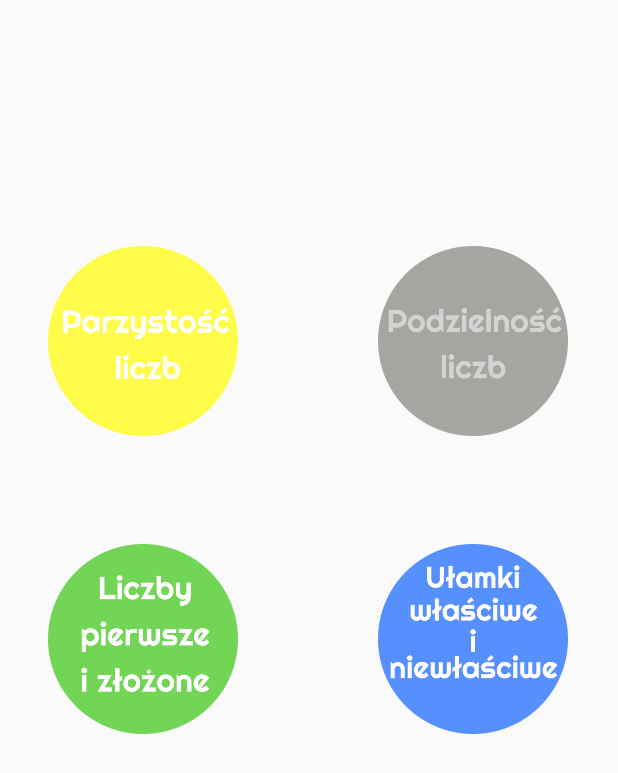
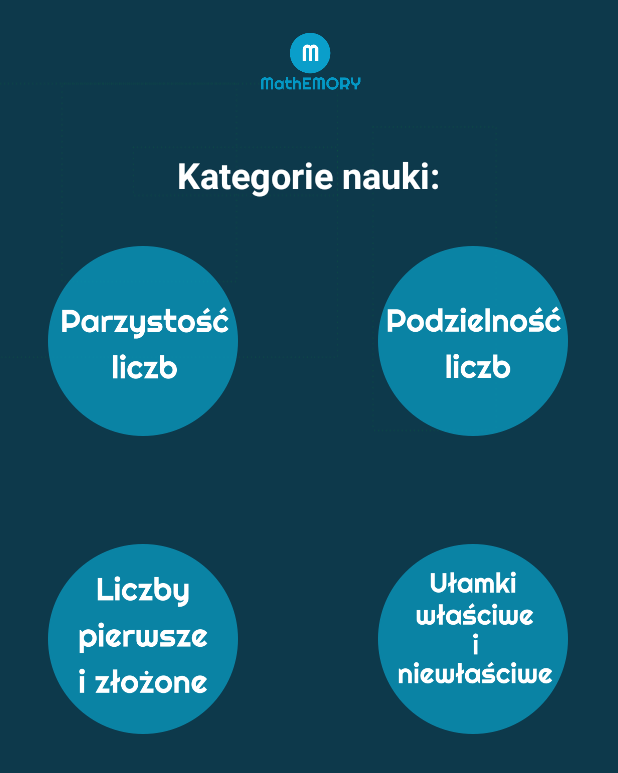
Before and after one commit to monikamyszke/Mathemory, an Android app: the layout activity_main.xml on its own in the app's theme, with its tools: preview values and no code run, on a phone screen of 412 x 824 dp. Shown: the top 773 px of the screen. Run offline under Robolectric (Android 15) with nearby library versions, the phone set to English and light mode, and no system bars.

Commit message:
Zmiana ikon menu głównego i dodanie czcionki

```diff
--- a/app/build.gradle
+++ b/app/build.gradle
@@ -27,4 +27,5 @@ dependencies {
     compile 'com.android.support:appcompat-v7:24.2.1'
     compile 'com.android.support.constraint:constraint-layout:1.0.2'
     testCompile 'junit:junit:4.12'
+    compile 'uk.co.chrisjenx:calligraphy:2.3.0'
 }
--- a/app/src/main/java/com/example/monikam/mathemory/MainActivity.java
+++ b/app/src/main/java/com/example/monikam/mathemory/MainActivity.java
@@ -1,19 +1,29 @@
 package com.example.monikam.mathemory;
 
-import android.content.DialogInterface;
+import android.content.Context;
 import android.support.v7.app.AppCompatActivity;
 import android.os.Bundle;
-import android.view.View;
-import android.widget.Button;
 import android.widget.ImageButton;
-import android.widget.Toast;
+
+import uk.co.chrisjenx.calligraphy.CalligraphyConfig;
+import uk.co.chrisjenx.calligraphy.CalligraphyContextWrapper;
+
 
 public class MainActivity extends AppCompatActivity {
 
     @Override
     protected void onCreate(Bundle savedInstanceState) {
         super.onCreate(savedInstanceState);
+        CalligraphyConfig.initDefault(new CalligraphyConfig.Builder()
+                .setDefaultFontPath("fonts/righteous.ttf")
+                .setFontAttrId(R.attr.fontPath)
+                .build()
+        );
+
         setContentView(R.layout.activity_main);
+
+        ImageButton cat2 = (ImageButton) findViewById(R.id.cat2);
+        cat2.setEnabled(false);
 
         ImageButton cat3 = (ImageButton) findViewById(R.id.cat3);
         cat3.setEnabled(false);
@@ -22,4 +32,10 @@ public class MainActivity extends AppCompatActivity {
         cat4.setEnabled(false);
 
     }
+
+
+    @Override
+    protected void attachBaseContext(Context newBase) {
+        super.attachBaseContext(CalligraphyContextWrapper.wrap(newBase));
+    }
 }
--- a/app/src/main/res/drawable/cat2_selector.xml
+++ b/app/src/main/res/drawable/cat2_selector.xml
@@ -1,6 +1,7 @@
 <?xml version="1.0" encoding="utf-8"?>
 <selector xmlns:android="http://schemas.android.com/apk/res/android">
-    <item android:state_pressed="true"
+    <item android:state_enabled="false"
+        android:drawable="@drawable/cat2_blocked"/>
+    <item android:state_enabled="true"
         android:drawable="@drawable/cat2"/>
-    <item android:drawable="@drawable/cat2_blocked"/>
 </selector>
--- a/app/src/main/res/drawable/cat3_selector.xml
+++ b/app/src/main/res/drawable/cat3_selector.xml
@@ -4,4 +4,5 @@
         android:drawable="@drawable/cat3_blocked"/>
     <item android:state_enabled="true"
         android:drawable="@drawable/cat3"/>
+
 </selector>
--- a/app/src/main/res/layout/activity_main.xml
+++ b/app/src/main/res/layout/activity_main.xml
@@ -4,6 +4,7 @@
     xmlns:tools="http://schemas.android.com/tools"
     android:layout_width="match_parent"
     android:layout_height="match_parent"
+    android:background="@drawable/logo_background"
     tools:context="com.example.monikam.mathemory.MainActivity"
     tools:layout_editor_absoluteY="0dp"
     tools:layout_editor_absoluteX="0dp">
@@ -49,4 +50,26 @@
         android:layout_alignTop="@+id/cat3"
         android:layout_alignStart="@+id/cat2" />
 
+    <ImageView
+        android:id="@+id/imageView3"
+        android:layout_width="100dp"
+        android:layout_height="100dp"
+        android:scaleType="fitCenter"
+        app:srcCompat="@drawable/logo2"
+        android:layout_alignParentTop="true"
+        android:layout_centerHorizontal="true" />
+
+    <TextView
+        android:id="@+id/textView3"
+        android:layout_width="wrap_content"
+        android:layout_height="wrap_content"
+        android:layout_below="@+id/imageView3"
+        android:layout_centerHorizontal="true"
+        android:text="Kategorie nauki:"
+        android:textAlignment="center"
+        android:textAllCaps="false"
+        android:textColor="@color/white"
+        android:textSize="24sp"
+        android:textStyle="bold" />
+
 </RelativeLayout>
--- a/app/src/main/res/values/colors.xml
+++ b/app/src/main/res/values/colors.xml
@@ -3,4 +3,5 @@
     <color name="colorPrimary">#3F51B5</color>
     <color name="colorPrimaryDark">#303F9F</color>
     <color name="colorAccent">#ff4081</color>
+    <color name="white">#ffffff</color>
 </resources>
```
Also changed, not shown: app/src/main/assets/fonts/righteous.ttf (added), app/src/main/res/drawable-xxhdpi/cat1.png, app/src/main/res/drawable-xxhdpi/cat2.png, app/src/main/res/drawable-xxhdpi/cat2_blocked.png, app/src/main/res/drawable-xxhdpi/cat3.png, app/src/main/res/drawable-xxhdpi/cat3_blocked.png, app/src/main/res/drawable-xxhdpi/cat4.png, app/src/main/res/drawable-xxhdpi/cat4_blocked.png, app/src/main/res/drawable-xxhdpi/logo2.png (added).
